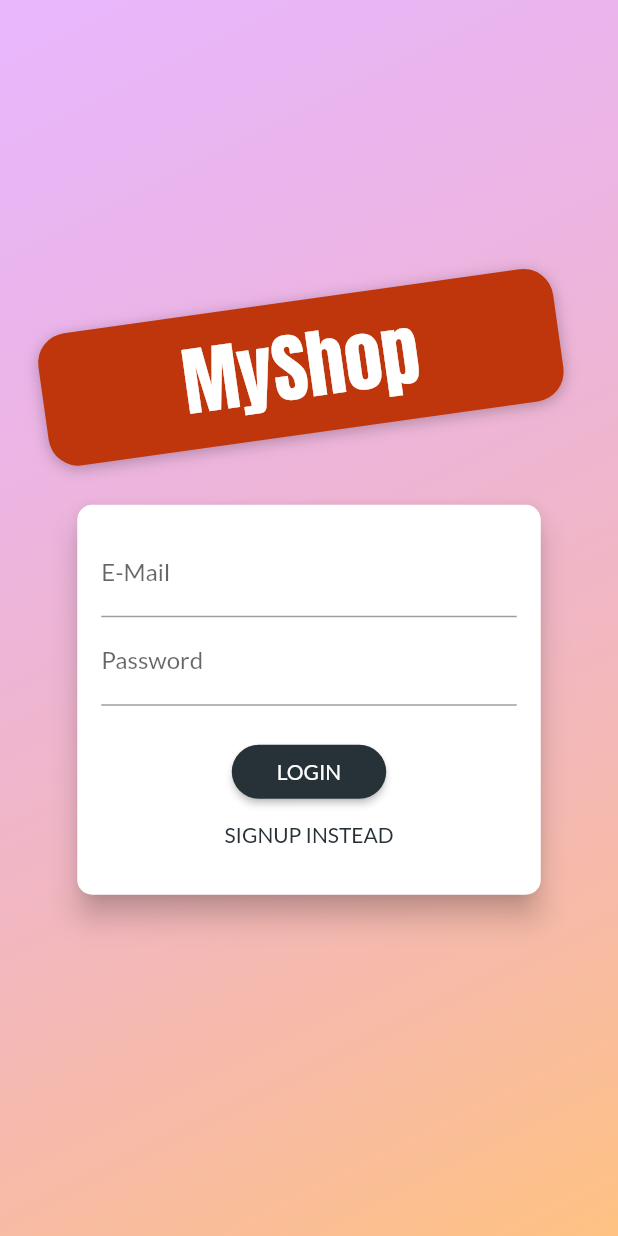
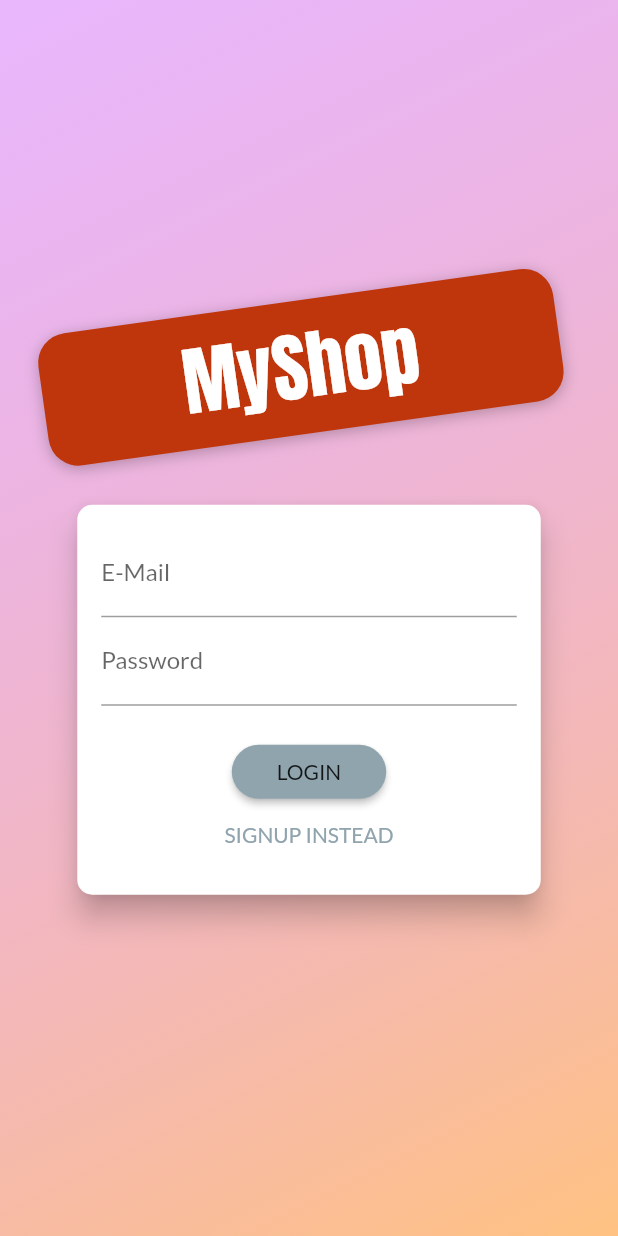
Before and after one commit to BattleKing28/Shop_App, a Flutter app: the screen it shows after launch, on a phone screen of 412 x 824 dp. Run offline on Flutter 3.47's test engine with Material 2 defaults, Android fonts, the phone set to English and light mode, and no system bars; our stand-ins replace shared_preferences, toast.

Commit message:
Update main.dart

```diff
--- a/lib/main.dart
+++ b/lib/main.dart
@@ -45,8 +45,8 @@ class MyApp extends StatelessWidget {
         builder: (ctx, auth, _) => MaterialApp(
           title: 'MyShop',
           theme: ThemeData(
-            primaryColor: Colors.blueGrey[900],
-            accentColor: Colors.red,
+            primaryColor: Colors.blueGrey[300],
+            accentColor: Colors.black,
             fontFamily: 'Lato',
           ),
           home: auth.isAuth
```
